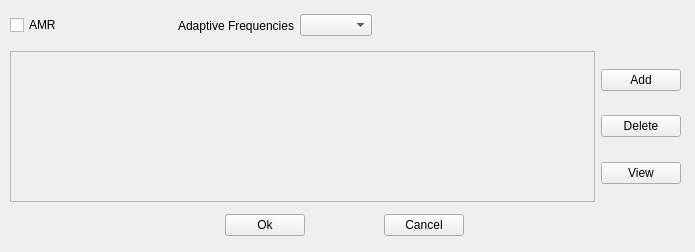
Qt form src/OpenParEMg/FrequencyPlanG.ui (OpenParEM/OpenParEM) before a commit.
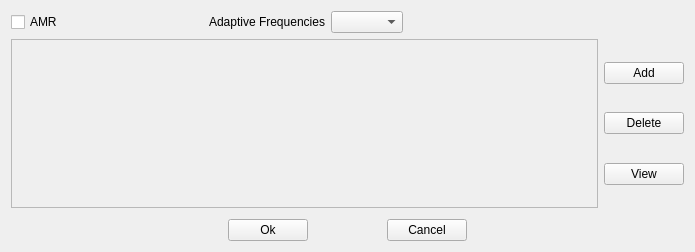
The same form after that commit.

Patch:
```diff
--- a/src/OpenParEMg/FrequencyPlanG.ui
+++ b/src/OpenParEMg/FrequencyPlanG.ui
@@ -10,24 +10,92 @@
     <height>252</height>
    </rect>
   </property>
+  <property name="sizePolicy">
+   <sizepolicy hsizetype="Fixed" vsizetype="Expanding">
+    <horstretch>0</horstretch>
+    <verstretch>0</verstretch>
+   </sizepolicy>
+  </property>
   <property name="windowTitle">
    <string>Frequency Plan</string>
   </property>
-  <widget class="QWidget" name="horizontalLayoutWidget">
-   <property name="geometry">
-    <rect>
-     <x>10</x>
-     <y>51</y>
-     <width>671</width>
-     <height>151</height>
-    </rect>
-   </property>
+  <layout class="QVBoxLayout" name="verticalLayout_2">
+   <item>
+    <layout class="QHBoxLayout" name="horizontalLayout_3">
+     <item>
+      <widget class="QCheckBox" name="AMR">
+       <property name="toolTip">
+        <string>&lt;html&gt;&lt;head/&gt;&lt;body&gt;&lt;p&gt;Check to use Adaptive Mesh Refinement (AMR).&lt;/p&gt;&lt;/body&gt;&lt;/html&gt;</string>
+       </property>
+       <property name="text">
+        <string>AMR</string>
+       </property>
+      </widget>
+     </item>
+     <item>
+      <spacer name="horizontalSpacer_8">
+       <property name="orientation">
+        <enum>Qt::Orientation::Horizontal</enum>
+       </property>
+       <property name="sizeHint" stdset="0">
+        <size>
+         <width>40</width>
+         <height>20</height>
+        </size>
+       </property>
+      </spacer>
+     </item>
+     <item>
+      <widget class="QLabel" name="adaptiveFrequenciesLabel">
+       <property name="text">
+        <string>Adaptive Frequencies</string>
+       </property>
+      </widget>
+     </item>
+     <item>
+      <widget class="QComboBox" name="adaptiveFrequencies"/>
+     </item>
+     <item>
+      <spacer name="horizontalSpacer_10">
+       <property name="orientation">
+        <enum>Qt::Orientation::Horizontal</enum>
+       </property>
+       <property name="sizeHint" stdset="0">
+        <size>
+         <width>40</width>
+         <height>20</height>
+        </size>
+       </property>
+      </spacer>
+     </item>
+     <item>
+      <spacer name="horizontalSpacer_9">
+       <property name="orientation">
+        <enum>Qt::Orientation::Horizontal</enum>
+       </property>
+       <property name="sizeHint" stdset="0">
+        <size>
+         <width>40</width>
+         <height>20</height>
+        </size>
+       </property>
+      </spacer>
+     </item>
+    </layout>
+   </item>
+   <item>
    <layout class="QHBoxLayout" name="horizontalLayout">
     <item>
      <widget class="QTableWidget" name="frequencyTable">
       <property name="enabled">
        <bool>false</bool>
       </property>
+       <property name="sizePolicy">
+        <sizepolicy hsizetype="MinimumExpanding" vsizetype="Expanding">
+         <horstretch>0</horstretch>
+         <verstretch>0</verstretch>
+        </sizepolicy>
+       </property>
       <attribute name="verticalHeaderVisible">
        <bool>true</bool>
       </attribute>
@@ -123,16 +191,24 @@
      </layout>
     </item>
    </layout>
-  </widget>
-  <widget class="QWidget" name="horizontalLayoutWidget_2">
-   <property name="geometry">
-    <rect>
-     <x>9</x>
-     <y>210</y>
-     <width>671</width>
-     <height>31</height>
-    </rect>
-   </property>
+   </item>
+   <item>
+    <spacer name="verticalSpacer_3">
+     <property name="orientation">
+      <enum>Qt::Orientation::Vertical</enum>
+     </property>
+     <property name="sizeType">
+      <enum>QSizePolicy::Policy::Fixed</enum>
+     </property>
+     <property name="sizeHint" stdset="0">
+      <size>
+       <width>20</width>
+       <height>5</height>
+      </size>
+     </property>
+    </spacer>
+   </item>
+   <item>
    <layout class="QHBoxLayout" name="horizontalLayout_2">
     <item>
      <spacer name="horizontalSpacer">
@@ -246,78 +322,8 @@
      </spacer>
     </item>
    </layout>
-  </widget>
-  <widget class="QWidget" name="horizontalLayoutWidget_3">
-   <property name="geometry">
-    <rect>
-     <x>10</x>
-     <y>10</y>
-     <width>581</width>
-     <height>31</height>
-    </rect>
-   </property>
-   <layout class="QHBoxLayout" name="horizontalLayout_3">
-    <item>
-     <widget class="QCheckBox" name="AMR">
-      <property name="toolTip">
-       <string>&lt;html&gt;&lt;head/&gt;&lt;body&gt;&lt;p&gt;Check to use Adaptive Mesh Refinement (AMR).&lt;/p&gt;&lt;/body&gt;&lt;/html&gt;</string>
-      </property>
-      <property name="text">
-       <string>AMR</string>
-      </property>
-     </widget>
-    </item>
-    <item>
-     <spacer name="horizontalSpacer_8">
-      <property name="orientation">
-       <enum>Qt::Orientation::Horizontal</enum>
-      </property>
-      <property name="sizeHint" stdset="0">
-       <size>
-        <width>40</width>
-        <height>20</height>
-       </size>
-      </property>
-     </spacer>
-    </item>
-    <item>
-     <widget class="QLabel" name="adaptiveFrequenciesLabel">
-      <property name="text">
-       <string>Adaptive Frequencies</string>
-      </property>
-     </widget>
-    </item>
-    <item>
-     <widget class="QComboBox" name="adaptiveFrequencies"/>
-    </item>
-    <item>
-     <spacer name="horizontalSpacer_10">
-      <property name="orientation">
-       <enum>Qt::Orientation::Horizontal</enum>
-      </property>
-      <property name="sizeHint" stdset="0">
-       <size>
-        <width>40</width>
-        <height>20</height>
-       </size>
-      </property>
-     </spacer>
-    </item>
-    <item>
-     <spacer name="horizontalSpacer_9">
-      <property name="orientation">
-       <enum>Qt::Orientation::Horizontal</enum>
-      </property>
-      <property name="sizeHint" stdset="0">
-       <size>
-        <width>40</width>
-        <height>20</height>
-       </size>
-      </property>
-     </spacer>
-    </item>
-   </layout>
-  </widget>
+   </item>
+  </layout>
  </widget>
  <resources/>
  <connections/>
```
Lines whose indentation alone changed are shown as unchanged.
